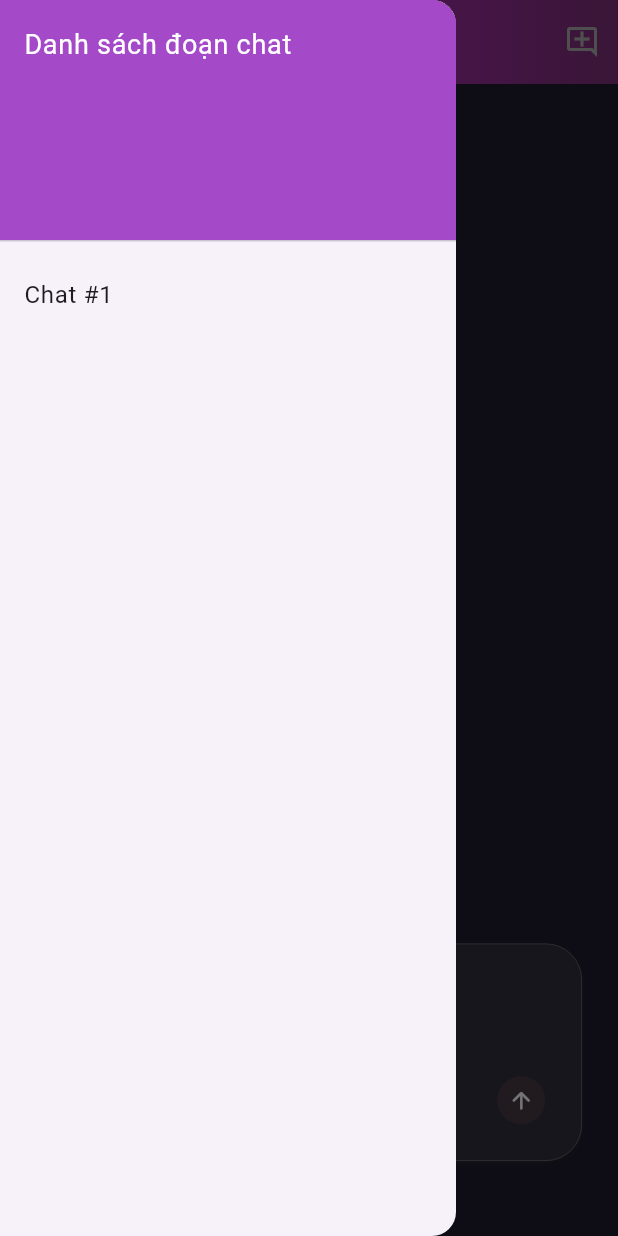
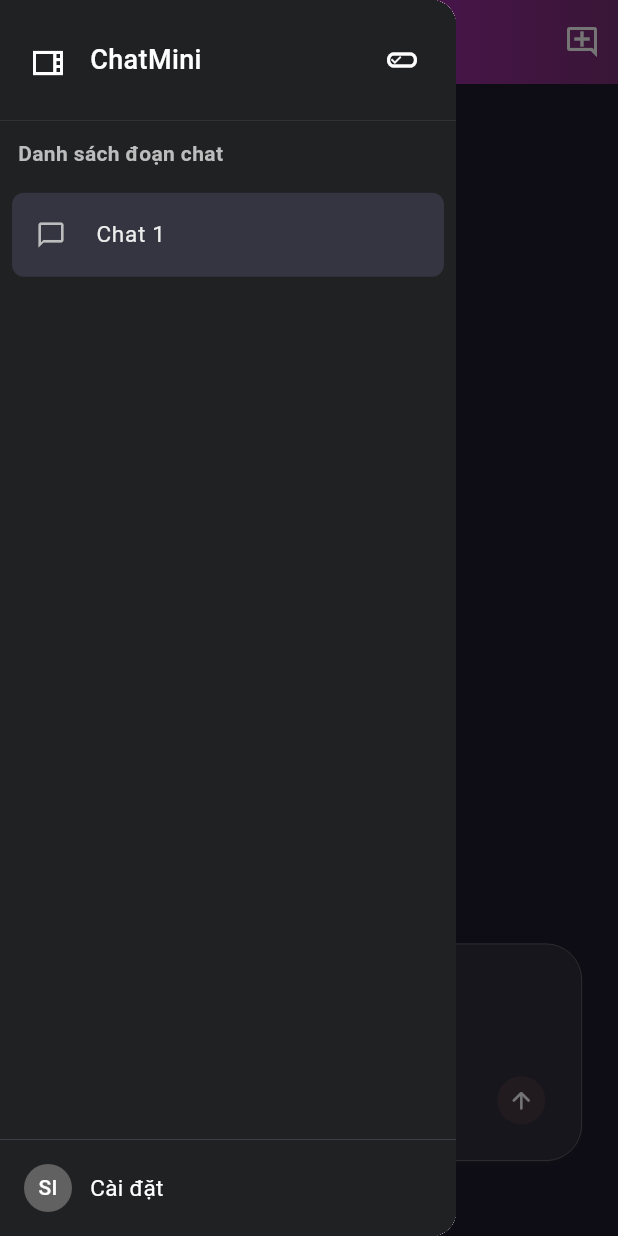
Before and after one commit to Ddraigo/ChatBot, a Flutter app: the screen it shows after launch, with the side drawer open, on a phone screen of 412 x 824 dp. Run offline on Flutter 3.47's test engine with Material 3 defaults, Android fonts, the phone set to English and light mode, and no system bars; our stand-ins replace flutter_markdown.

Commit message:
fix giao dien

```diff
--- a/lib/chat_screen.dart
+++ b/lib/chat_screen.dart
@@ -24,6 +24,8 @@ class _ChatScreenState extends State<ChatScreen> with WidgetsBindingObserver {
   String currentChatId = '';
   int chatCounter = 0;
   bool canSendMessage = false;
+  // Biến để kiểm soát trạng thái hiển thị của sidebar
+  bool _isSidebarVisible = true;
 
   void _sendMessage() async {
     String userMessage = _controller.text.trim();
@@ -59,7 +61,7 @@ class _ChatScreenState extends State<ChatScreen> with WidgetsBindingObserver {
   void _createNewChat() {
     setState(() {
       chatCounter++;
-      currentChatId = 'Chat #$chatCounter';
+      currentChatId = 'Chat $chatCounter';
       allChats[currentChatId] = [];
     });
   }
@@ -82,6 +84,13 @@ class _ChatScreenState extends State<ChatScreen> with WidgetsBindingObserver {
           print("Scroll error ignored: $e");
         }
       }
+    });
+  }
+
+  // Hàm đóng/mở sidebar
+  void _toggleSidebar() {
+    setState(() {
+      _isSidebarVisible = !_isSidebarVisible;
     });
   }
 
@@ -110,8 +119,135 @@ class _ChatScreenState extends State<ChatScreen> with WidgetsBindingObserver {
     super.dispose();
   }
 
-  @override
-  Widget build(BuildContext context) {
+  // Kiểm tra nếu đang ở chế độ màn hình lớn (desktop)
+  bool isDesktopMode(BuildContext context) {
+    return MediaQuery.of(context).size.width > 900;
+  }
+
+  // Widget hiển thị sidebar
+  Widget _buildSidebar() {
+    return Container(
+      width: 260,
+      color: const Color(0xFF202123),
+      child: Column(
+        children: [
+          Container(
+            padding: const EdgeInsets.symmetric(vertical: 16, horizontal: 12),
+            decoration: const BoxDecoration(
+              border: Border(
+                bottom: BorderSide(color: Color.fromARGB(255, 53, 54, 60), width: 0.5),
+              ),
+            ),
+            child: Row(
+              children: [
+                SizedBox(
+                  width: 36,
+                  height: 36,
+                  child: IconButton(
+                    icon: Icon(Icons.view_sidebar_outlined, color: Colors.white),
+                    tooltip: 'Đóng/mở sidebar',
+                    onPressed: _toggleSidebar,
+                  ),
+                ),
+                const SizedBox(width: 12),
+                Expanded(
+                  child: Text(
+                    "ChatMini",
+                    style: TextStyle(
+                      fontSize: 18,
+                      fontWeight: FontWeight.w500,
+                      color: Colors.white,
+                    ),
+                  ),
+                ),
+                IconButton(
+                  icon: Icon(Icons.edit_attributes_outlined, color: Colors.white),
+                  tooltip: 'Đoạn chat mới',
+                  onPressed: _createNewChat,
+                ),
+              ],
+            ),
+          ),
+          Expanded(
+            child: ListView(
+              padding: EdgeInsets.zero,
+              children: [
+                Padding(
+                  padding: const EdgeInsets.all(12),
+                  child: Text(
+                    'Danh sách đoạn chat',
+                    style: TextStyle(
+                      color: Colors.grey.shade400,
+                      fontSize: 14,
+                      fontWeight: FontWeight.bold,
+                    ),
+                  ),
+                ),
+                ...allChats.keys.map((chatId) => Container(
+                      margin: const EdgeInsets.symmetric(
+                          horizontal: 8, vertical: 4),
+                      decoration: BoxDecoration(
+                        borderRadius: BorderRadius.circular(8),
+                        color: currentChatId == chatId
+                            ? const Color(0xFF343541)
+                            : Colors.transparent,
+                      ),
+                      child: ListTile(
+                        leading: Icon(
+                          Icons.chat_bubble_outline,
+                          color: Colors.grey.shade400,
+                          size: 20,
+                        ),
+                        title: Text(
+                          chatId,
+                          style: TextStyle(
+                            color: Colors.grey.shade200,
+                            fontSize: 15,
+                          ),
+                        ),
+                        onTap: () {
+                          setState(() {
+                            currentChatId = chatId;
+                          });
+                          if (!isDesktopMode(context)) {
+                            Navigator.pop(context);
+                          }
+                        },
+                      ),
+                    )),
+              ],
+            ),
+          ),
+          Container(
+            padding: const EdgeInsets.symmetric(vertical: 16, horizontal: 16),
+            decoration: const BoxDecoration(
+              border: Border(
+                top: BorderSide(color: Color(0xFF444654), width: 0.5),
+              ),
+            ),
+            child: Row(
+              children: [
+                CircleAvatar(
+                  radius: 16,
+                  backgroundColor: Colors.grey.shade700,
+                  child: const Text('SI',
+                      style: TextStyle(color: Colors.white, fontSize: 14)),
+                ),
+                const SizedBox(width: 12),
+                const Text(
+                  'Cài đặt',
+                  style: TextStyle(color: Colors.white, fontSize: 15),
+                ),
+              ],
+            ),
+          ),
+        ],
+      ),
+    );
+  }
+
+  // Widget hiển thị content chat với AppBar
+  Widget _buildChatArea() {
     final messages = allChats[currentChatId] ?? [];
 
     return Scaffold(
@@ -120,6 +256,7 @@ class _ChatScreenState extends State<ChatScreen> with WidgetsBindingObserver {
         title: Text(currentChatId),
         centerTitle: true,
         elevation: 0,
+        backgroundColor: Colors.transparent,
         flexibleSpace: Container(
           decoration: const BoxDecoration(
             gradient: LinearGradient(
@@ -129,6 +266,14 @@ class _ChatScreenState extends State<ChatScreen> with WidgetsBindingObserver {
             ),
           ),
         ),
+        // Chỉ hiển thị nút mở sidebar khi sidebar đang đóng, nếu sidebar mở thì không hiển thị
+        leading: isDesktopMode(context) && !_isSidebarVisible
+          ? IconButton(
+              icon: Icon(Icons.view_sidebar_outlined, color: Colors.white),
+              tooltip: 'Hiện sidebar',
+              onPressed: _toggleSidebar,
+            )
+          : null,
         actions: [
           IconButton(
             icon: const Icon(
@@ -140,29 +285,13 @@ class _ChatScreenState extends State<ChatScreen> with WidgetsBindingObserver {
           ),
         ],
       ),
-      drawer: Drawer(
-        child: ListView(
-          padding: EdgeInsets.zero,
-          children: [
-            const DrawerHeader(
-              decoration:
-                  BoxDecoration(color: Color.fromARGB(255, 164, 73, 200)),
-              child: Text('Danh sách đoạn chat',
-                  style: TextStyle(color: Colors.white, fontSize: 18)),
-            ),
-            ...allChats.keys.map((chatId) => ListTile(
-                  title: Text(chatId),
-                  onTap: () {
-                    setState(() {
-                      currentChatId = chatId;
-                    });
-                    Navigator.pop(context);
-                  },
-                )),
-          ],
-        ),
-      ),
-      body: Column(
+      body: _buildChatContent(messages),
+    );
+  }
+
+  // Widget chỉ hiển thị nội dung chat (không bao gồm AppBar)
+  Widget _buildChatContent(List<Map<String, String>> messages) {
+    return Column(
       children: [
         Expanded(
           child: ScrollConfiguration(
@@ -240,10 +369,9 @@ class _ChatScreenState extends State<ChatScreen> with WidgetsBindingObserver {
                                       end: Alignment.bottomRight,
                                     ),
                                     borderRadius: BorderRadius.only(
-                                        topLeft: const Radius.circular(18),
+                                      bottomLeft: const Radius.circular(18),
                                       topRight: const Radius.circular(18),
-                                        bottomLeft:
-                                            Radius.circular(isUser ? 18 : 0),
+                                      topLeft: Radius.circular(isUser ? 18 : 0),
                                       bottomRight:
                                           Radius.circular(isUser ? 0 : 18),
                                     ),
@@ -272,8 +400,7 @@ class _ChatScreenState extends State<ChatScreen> with WidgetsBindingObserver {
                                       ),
                                       codeblockDecoration: BoxDecoration(
                                         color: const Color(0xFF2D2B38),
-                                          borderRadius:
-                                              BorderRadius.circular(8),
+                                        borderRadius: BorderRadius.circular(8),
                                       ),
                                       blockquote: const TextStyle(
                                         color: Colors.white70,
@@ -290,7 +417,9 @@ class _ChatScreenState extends State<ChatScreen> with WidgetsBindingObserver {
                                   ),
                                 ),
                                 Container(
-                                    alignment: isUser ? Alignment.centerRight : Alignment.centerLeft,
+                                  alignment: isUser
+                                      ? Alignment.centerRight
+                                      : Alignment.centerLeft,
                                   margin: const EdgeInsets.only(top: 4),
                                   child: Material(
                                     color: Colors.transparent,
@@ -299,9 +428,7 @@ class _ChatScreenState extends State<ChatScreen> with WidgetsBindingObserver {
                                       onTap: () {
                                         // Sử dụng ClipboardService để xử lý đa nền tảng
                                         ClipboardService.copyToClipboard(
-                                            context,
-                                            msg['content'] ?? ''
-                                          );
+                                            context, msg['content'] ?? '');
                                       },
                                       child: Container(
                                         padding: const EdgeInsets.all(4),
@@ -328,8 +455,8 @@ class _ChatScreenState extends State<ChatScreen> with WidgetsBindingObserver {
         ),
         Container(
           margin: const EdgeInsets.symmetric(horizontal: 24, vertical: 50),
-            padding: const EdgeInsets.only(right: 24, left: 24, top: 8, bottom: 16),
-
+          padding:
+              const EdgeInsets.only(right: 24, left: 24, top: 8, bottom: 16),
           decoration: BoxDecoration(
             color: const Color.fromARGB(255, 51, 47, 60),
             border: Border.all(color: Colors.grey.shade600, width: 0.5),
@@ -346,11 +473,6 @@ class _ChatScreenState extends State<ChatScreen> with WidgetsBindingObserver {
             children: [
               Container(
                 padding: const EdgeInsets.symmetric(vertical: 6),
-                  // decoration: BoxDecoration(
-                  //   color: const Color.fromARGB(255, 51, 47, 60),
-                  //   borderRadius: BorderRadius.circular(24),
-                  //   border: Border.all(color: Colors.grey.shade600, width: 0.5),
-                  // ),
                 child: Row(
                   children: [
                     // TextField chính
@@ -449,7 +571,61 @@ class _ChatScreenState extends State<ChatScreen> with WidgetsBindingObserver {
           ),
         ),
       ],
+    );
+  }
+
+  @override
+  Widget build(BuildContext context) {
+    final bool isDesktop = isDesktopMode(context);
+
+    // Trong chế độ desktop, sidebar và content ngang hàng nhau, AppBar chỉ ở phần content
+    // Trong chế độ mobile, sử dụng Scaffold với drawer
+    if (isDesktop) {
+      return Material(
+        color: const Color(0xFF1E1A2B),
+        child: Row(
+          children: [
+            // Chỉ hiển thị sidebar nếu _isSidebarVisible = true
+            if (_isSidebarVisible) _buildSidebar(),
+            Expanded(
+              child: _buildChatArea(),
             ),
+          ],
+        ),
+      );
+    } else {
+      return Scaffold(
+        backgroundColor: const Color(0xFF1E1A2B),
+        drawer: Drawer(
+          child: _buildSidebar(),
+        ),
+        appBar: AppBar(
+          title: Text(currentChatId),
+          centerTitle: true,
+          elevation: 0,
+          backgroundColor: Colors.transparent,
+          flexibleSpace: Container(
+            decoration: const BoxDecoration(
+              gradient: LinearGradient(
+                colors: [Color(0xFFE727ff), Color(0xFF7c2f77)],
+                begin: Alignment.bottomLeft,
+                end: Alignment.bottomRight,
+              ),
+            ),
+          ),
+          actions: [
+            IconButton(
+              icon: const Icon(
+                Icons.add_comment_outlined,
+                color: Colors.white,
+              ),
+              tooltip: 'Đoạn chat mới',
+              onPressed: _createNewChat,
+            ),
+          ],
+        ),
+        body: _buildChatContent(allChats[currentChatId] ?? []),
       );
     }
   }
+}
```
Also changed, not shown: lib/images/icon_edit-outline.png (added), lib/images/icon_sidebar.png (added). Lines whose indentation alone changed are shown as unchanged.
